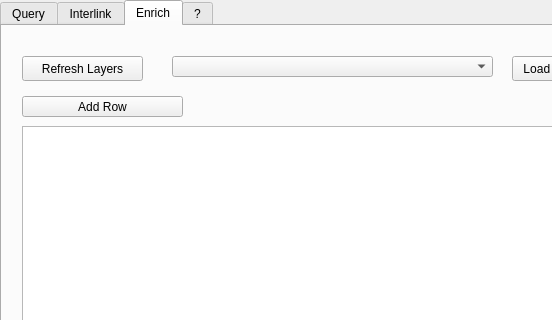
The window that sparql_unicorn_dialog_base.ui (sparqlunicorn/sparqlunicornGoesGIS) describes before a commit, drawn with Qt 5; both pictures show x 0 to 552 and y 0 to 320 of the 1092 by 659 pixel window.
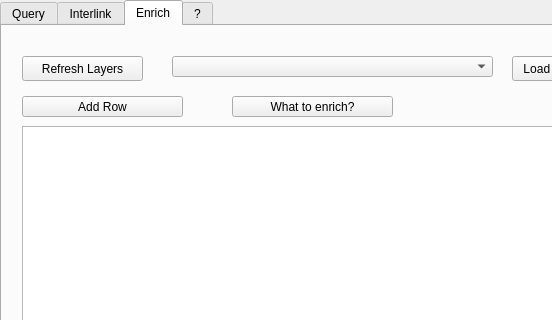
The same window after the commit. The open tabs and pages were chosen to show the change.

The edit to the form file:
```diff
--- a/sparql_unicorn_dialog_base.ui
+++ b/sparql_unicorn_dialog_base.ui
@@ -742,6 +742,19 @@
       <string>Add Row</string>
      </property>
     </widget>
+    <widget class="QPushButton" name="whattoenrich">
+     <property name="geometry">
+      <rect>
+       <x>230</x>
+       <y>70</y>
+       <width>161</width>
+       <height>21</height>
+      </rect>
+     </property>
+     <property name="text">
+      <string>What to enrich?</string>
+     </property>
+    </widget>
    </widget>
    <widget class="QWidget" name="tab_4">
     <attribute name="title">
```
Left out of the diff: 12 changed lines with no effect on the pictures.
